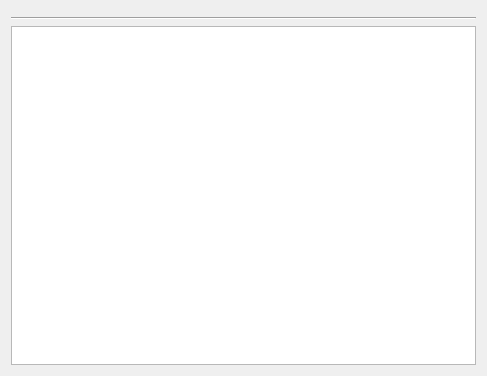
This is browserWidget.ui in iliedanila/QtFileBrowser as Qt 5 draws it before an edit. The edited form follows.
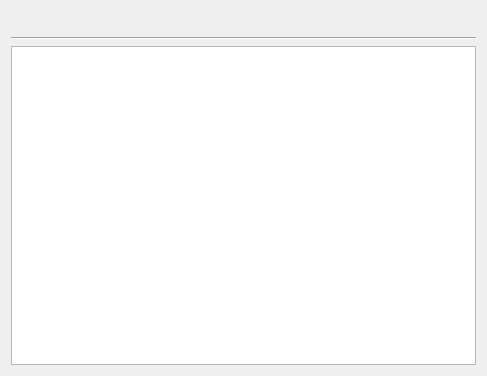
This is the edited form. Custom widgets are drawn as their Qt base class.

Commit message: added buttons for drives

Patch:
```diff
--- a/browserWidget.ui
+++ b/browserWidget.ui
@@ -15,7 +15,37 @@
   </property>
   <layout class="QVBoxLayout" name="verticalLayout">
    <item>
-    <widget class="DriveList" name="driveList" native="true"/>
+    <layout class="QHBoxLayout" name="horizontalLayout">
+     <item>
+      <widget class="DriveList" name="driveList" native="true"/>
+     </item>
+     <item>
+      <spacer name="horizontalSpacer">
+       <property name="orientation">
+        <enum>Qt::Horizontal</enum>
+       </property>
+       <property name="sizeHint" stdset="0">
+        <size>
+         <width>40</width>
+         <height>20</height>
+        </size>
+       </property>
+      </spacer>
+     </item>
+     <item>
+      <spacer name="horizontalSpacer_2">
+       <property name="orientation">
+        <enum>Qt::Horizontal</enum>
+       </property>
+       <property name="sizeHint" stdset="0">
+        <size>
+         <width>40</width>
+         <height>20</height>
+        </size>
+       </property>
+      </spacer>
+     </item>
+    </layout>
    </item>
    <item>
     <widget class="Line" name="line">
```
The commit also changes 3 other files.
